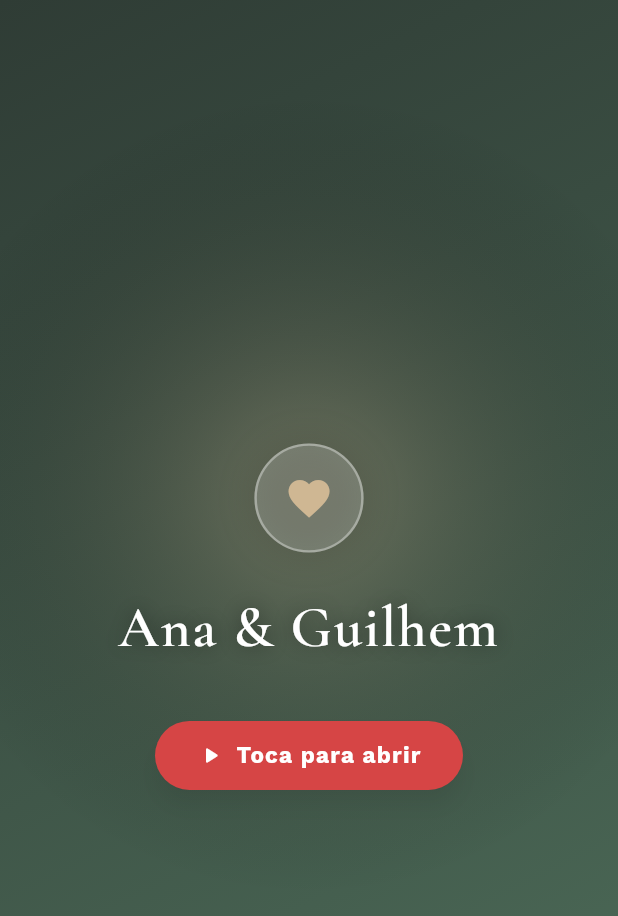
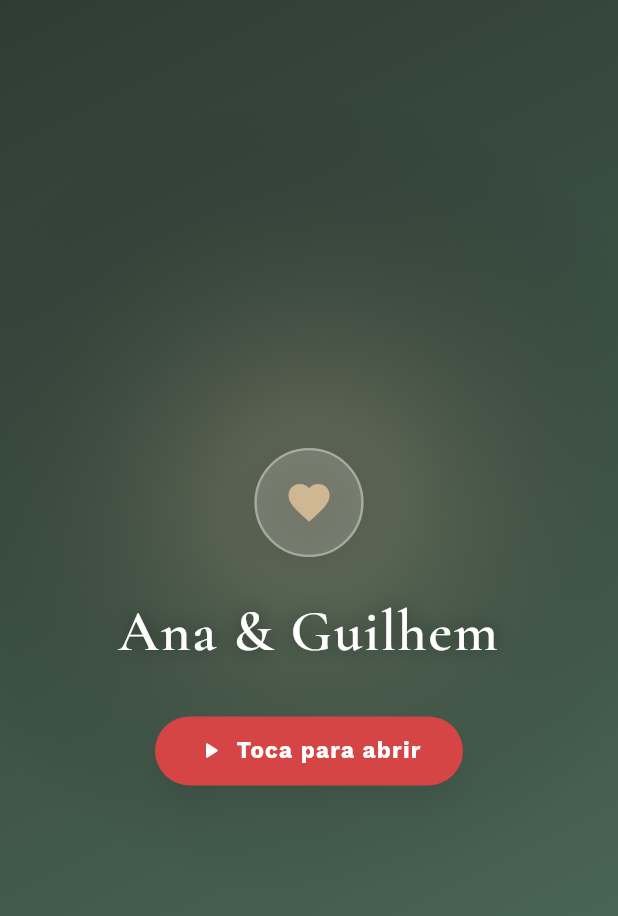
Before and after one commit to GonzaGarcia01914/ana_and_guille_wedding, a Flutter app: the screen it shows after launch, on a phone screen of 412 x 824 dp. Shown: the top 916 px of the screen. Run offline on Flutter 3.47's test engine with Material 3 defaults, Android fonts, the phone set to English and light mode, and no system bars; our stand-ins replace google_fonts; missing offline and left inert: dart:html, dart:ui_web.

Commit message:
version_1.0.3

```diff
--- a/lib/main.dart
+++ b/lib/main.dart
@@ -7,13 +7,6 @@ import 'package:flutter/material.dart';
 import 'package:google_fonts/google_fonts.dart';
 import 'package:invitacion_boda_mama/background_video.dart';
 import 'package:url_launcher/url_launcher.dart';
-
-import 'src/google_user_name.dart';
-
-const String _googleClientId = String.fromEnvironment(
-  'GOOGLE_CLIENT_ID',
-  defaultValue: '',
-);
 
 void main() {
   WidgetsFlutterBinding.ensureInitialized();
@@ -928,17 +921,10 @@ class _IntroBloomOverlay extends StatefulWidget {
 class _IntroBloomOverlayState extends State<_IntroBloomOverlay>
     with SingleTickerProviderStateMixin {
   bool _hasTapped = false;
-  String? _guestName;
   late final AnimationController _pulseController = AnimationController(
     vsync: this,
     duration: const Duration(milliseconds: 2200),
   )..repeat(reverse: true);
-
-  @override
-  void initState() {
-    super.initState();
-    _maybeLoadGuestName();
-  }
 
   @override
   void dispose() {
@@ -972,20 +958,6 @@ class _IntroBloomOverlayState extends State<_IntroBloomOverlay>
       fontSize: isWide ? 54 : 38,
       shadows: const [Shadow(color: Colors.black45, blurRadius: 18)],
     );
-    final TextStyle? subtitleStyle = theme.textTheme.bodyLarge?.copyWith(
-      color: Colors.white.withValues(alpha: 0.88),
-      letterSpacing: 0.6,
-      fontSize: isWide ? 18 : 16,
-    );
-    final String buttonLabel = _hasTapped
-        ? 'Preparando la magia...'
-        : 'Toca para abrir';
-    String? infoText;
-    if (_guestName != null && _guestName!.isNotEmpty) {
-      infoText = 'Para ${_guestName!}';
-    } else if (_hasTapped) {
-      infoText = 'Preparando la magia...';
-    }
 
     return GestureDetector(
       behavior: HitTestBehavior.opaque,
@@ -1049,25 +1021,7 @@ class _IntroBloomOverlayState extends State<_IntroBloomOverlay>
                       style: titleStyle,
                       textAlign: TextAlign.center,
                     ),
-                    const SizedBox(height: 12),
-                    AnimatedSwitcher(
-                      duration: const Duration(milliseconds: 320),
-                      child: infoText != null
-                          ? Padding(
-                              key: const ValueKey('info-text'),
-                              padding: const EdgeInsets.only(bottom: 6),
-                              child: Text(
-                                infoText,
-                                style: subtitleStyle,
-                                textAlign: TextAlign.center,
-                              ),
-                            )
-                          : SizedBox(
-                              key: const ValueKey('info-empty'),
-                              height: isWide ? 10 : 6,
-                            ),
-                    ),
-                    const SizedBox(height: 20),
+                    const SizedBox(height: 32),
                     ElevatedButton.icon(
                       onPressed: _hasTapped ? null : _handleTap,
                       style: ElevatedButton.styleFrom(
@@ -1085,8 +1039,10 @@ class _IntroBloomOverlayState extends State<_IntroBloomOverlay>
                       label: AnimatedSwitcher(
                         duration: const Duration(milliseconds: 220),
                         child: Text(
-                          buttonLabel,
-                          key: ValueKey(buttonLabel),
+                          _hasTapped
+                              ? 'Preparando la magia...'
+                              : 'Toca para abrir',
+                          key: ValueKey(_hasTapped),
                           style: const TextStyle(
                             fontWeight: FontWeight.w700,
                             letterSpacing: 0.8,
@@ -1102,22 +1058,6 @@ class _IntroBloomOverlayState extends State<_IntroBloomOverlay>
         ),
       ),
     );
-  }
-
-  Future<void> _maybeLoadGuestName() async {
-    if (!kIsWeb || _googleClientId.isEmpty) {
-      return;
-    }
-    final name = await fetchGoogleUserName(clientId: _googleClientId);
-    if (!mounted) {
-      return;
-    }
-    if (name == null || name.trim().isEmpty) {
-      return;
-    }
-    setState(() {
-      _guestName = name.trim();
-    });
   }
 }
 
--- a/lib/src/google_user_name.dart
+++ /dev/null
@@ -1,2 +0,0 @@
-export 'google_user_name_stub.dart'
-    if (dart.library.html) 'google_user_name_web.dart';
--- a/lib/src/google_user_name_stub.dart
+++ /dev/null
@@ -1 +0,0 @@
-Future<String?> fetchGoogleUserName({required String clientId}) async => null;
```
Also changed, not shown: lib/src/google_user_name_web.dart (deleted, +0 -109 lines), docs/apple-touch-icon.png (added), docs/favicon-96x96.png (added), docs/favicon.svg (added), docs/manifest.json, docs/web-app-manifest-192x192.png (added), docs/web-app-manifest-512x512.png (added), 14 other files.
